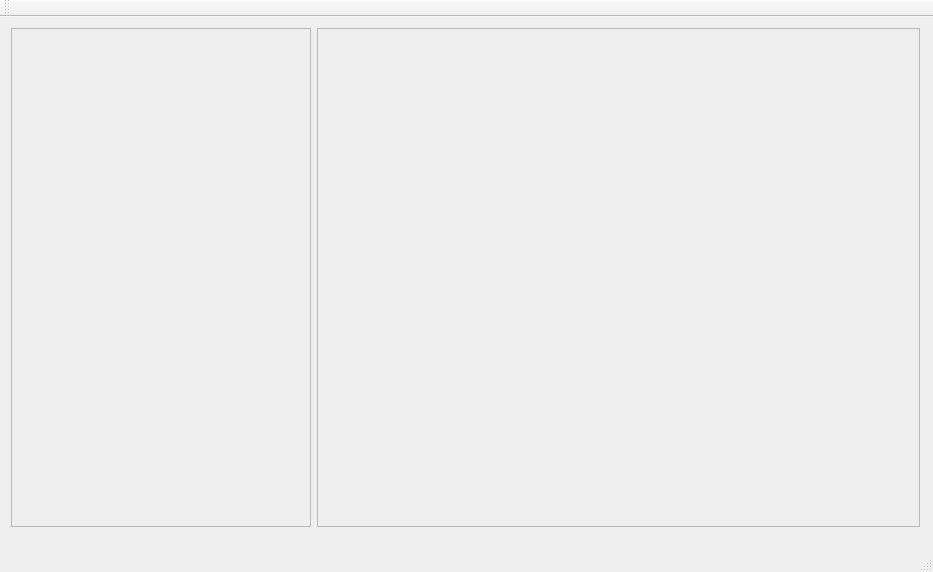
Before: the Qt Designer form app/Buccaneer/bucmain.ui in carrotsrc/__buccaneer, drawn with Qt 5.
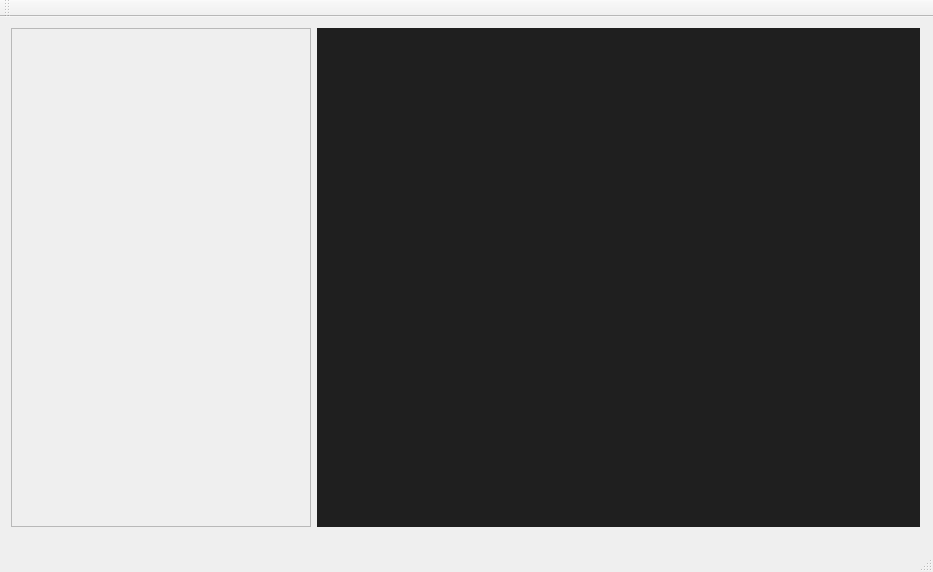
After: the same form once the commit is applied.

The edit to the form file:
```diff
--- a/app/Buccaneer/bucmain.ui
+++ b/app/Buccaneer/bucmain.ui
@@ -52,15 +52,29 @@
       </widget>
      </item>
      <item>
-      <layout class="QVBoxLayout" name="verticalRack">
+      <layout class="QVBoxLayout" name="verticalBlock">
        <item>
         <widget class="QFrame" name="frame_2">
+         <property name="styleSheet">
+          <string notr="true">background-color: #1F1F1F;</string>
+         </property>
          <property name="frameShape">
-          <enum>QFrame::StyledPanel</enum>
+          <enum>QFrame::Panel</enum>
          </property>
          <property name="frameShadow">
-          <enum>QFrame::Raised</enum>
+          <enum>QFrame::Sunken</enum>
          </property>
+         <widget class="QWidget" name="verticalLayoutWidget">
+          <property name="geometry">
+           <rect>
+            <x>-1</x>
+            <y>-1</y>
+            <width>631</width>
+            <height>521</height>
+           </rect>
+          </property>
+          <layout class="QVBoxLayout" name="verticalRack"/>
+         </widget>
         </widget>
        </item>
       </layout>
```
Left out of the diff: 2 changed lines with no effect on the pictures.
